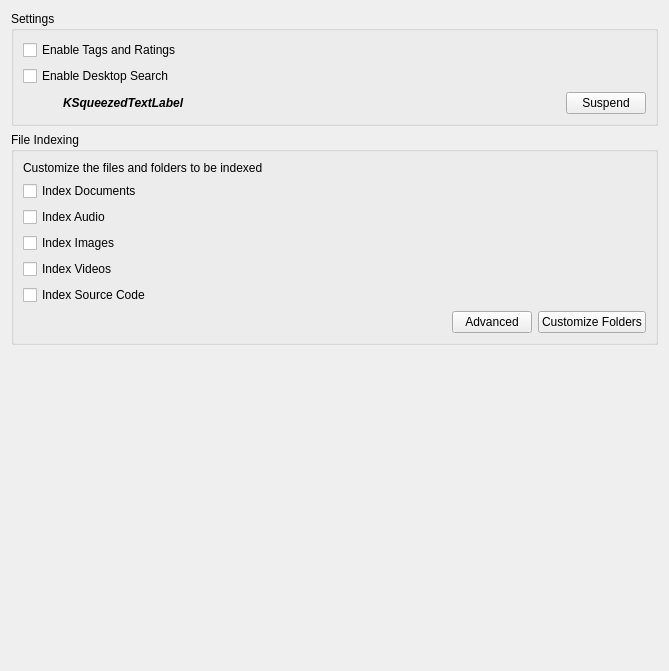
The window that src/file/kcm/configwidget.ui (KDE/baloo) describes before a commit, drawn with Qt 5.
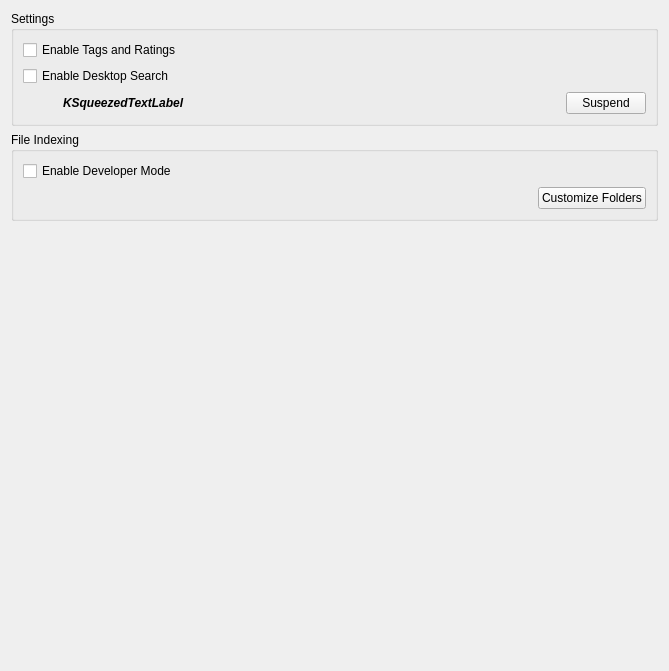
The same window after the commit. Custom widgets are drawn as their Qt base class.

Diff of the .ui file:
```diff
--- a/src/file/kcm/configwidget.ui
+++ b/src/file/kcm/configwidget.ui
@@ -91,45 +91,10 @@
       <string>File Indexing</string>
      </property>
      <layout class="QVBoxLayout" name="verticalLayout_7">
-      <item>
-       <widget class="QLabel" name="label_7">
-        <property name="text">
-         <string>Customize the files and folders to be indexed</string>
-        </property>
-       </widget>
-      </item>
-      <item>
-       <widget class="QCheckBox" name="m_checkboxDocuments">
-        <property name="text">
-         <string>Index Documents</string>
-        </property>
-       </widget>
-      </item>
-      <item>
-       <widget class="QCheckBox" name="m_checkboxAudio">
-        <property name="text">
-         <string>Index Audio</string>
-        </property>
-       </widget>
-      </item>
-      <item>
-       <widget class="QCheckBox" name="m_checkboxImage">
-        <property name="text">
-         <string>Index Images</string>
-        </property>
-       </widget>
-      </item>
-      <item>
-       <widget class="QCheckBox" name="m_checkboxVideo">
-        <property name="text">
-         <string>Index Videos</string>
-        </property>
-       </widget>
-      </item>
       <item>
        <widget class="QCheckBox" name="m_checkboxSourceCode">
         <property name="text">
-         <string>Index Source Code</string>
+         <string>Enable Developer Mode</string>
         </property>
        </widget>
       </item>
@@ -148,13 +113,6 @@
           </property>
          </spacer>
         </item>
-        <item>
-         <widget class="QPushButton" name="m_buttonAdvancedFileIndexing">
-          <property name="text">
-           <string>Advanced</string>
-          </property>
-         </widget>
-        </item>
         <item>
          <widget class="QPushButton" name="m_buttonCustomizeIndexFolders">
           <property name="text">
```
